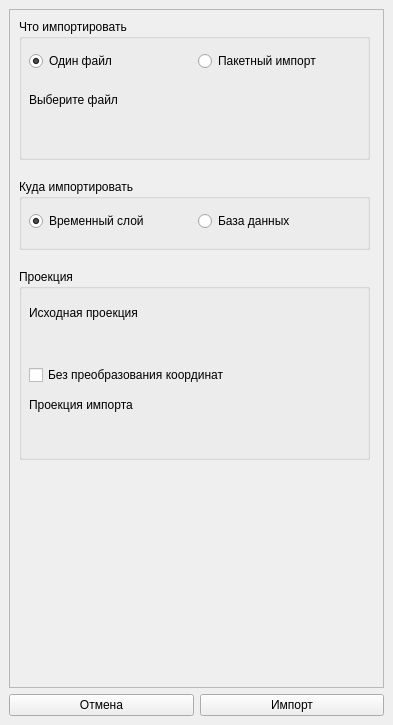
Old version of the form cadaster_import_dockwidget_base.ui in the repository yixellet/cadaster_import.
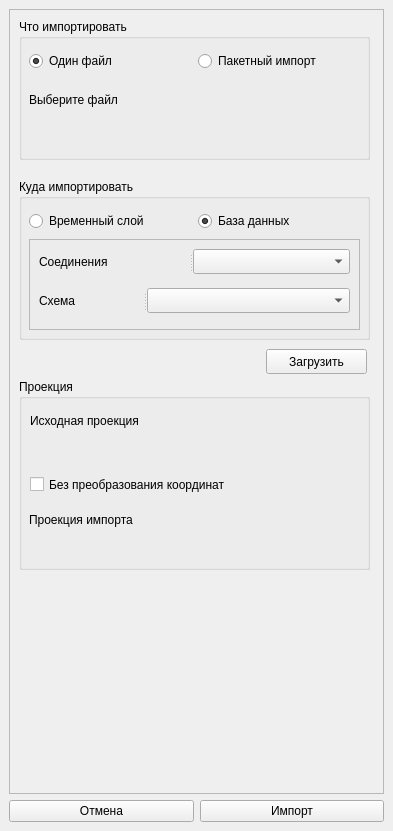
New version of the form. Custom widgets are drawn as their Qt base class.

What changed in the file:
```diff
--- a/cadaster_import_dockwidget_base.ui
+++ b/cadaster_import_dockwidget_base.ui
@@ -7,7 +7,7 @@
     <x>0</x>
     <y>0</y>
     <width>393</width>
-    <height>725</height>
+    <height>831</height>
    </rect>
   </property>
   <property name="windowTitle">
@@ -50,7 +50,7 @@
        <property name="geometry">
         <rect>
          <x>10</x>
-         <y>260</y>
+         <y>370</y>
          <width>351</width>
          <height>191</height>
         </rect>
@@ -58,53 +58,63 @@
        <property name="title">
         <string>Проекция</string>
        </property>
-       <widget class="QWidget" name="">
+       <widget class="QWidget" name="layoutWidget">
+        <property name="geometry">
+         <rect>
+          <x>11</x>
+          <y>31</y>
+          <width>331</width>
+          <height>50</height>
+         </rect>
+        </property>
+        <layout class="QVBoxLayout" name="sourceProjectionLayout">
+         <item>
+          <widget class="QLabel" name="sourceProjectionLabel">
+           <property name="text">
+            <string>Исходная проекция</string>
+           </property>
+          </widget>
+         </item>
+         <item>
+          <widget class="QgsProjectionSelectionWidget" name="mQgsProjectionSelectionWidget"/>
+         </item>
+        </layout>
+       </widget>
+       <widget class="QWidget" name="layoutWidget">
         <property name="geometry">
          <rect>
           <x>10</x>
-          <y>30</y>
+          <y>130</y>
           <width>331</width>
-          <height>151</height>
+          <height>50</height>
          </rect>
         </property>
-        <layout class="QVBoxLayout" name="commonProjectionLayout">
+        <layout class="QVBoxLayout" name="importProjectionLayout">
          <item>
-          <layout class="QVBoxLayout" name="sourceProjectionLayout">
-           <item>
-            <widget class="QLabel" name="sourceProjectionLabel">
-             <property name="text">
-              <string>Исходная проекция</string>
-             </property>
-            </widget>
-           </item>
-           <item>
-            <widget class="QgsProjectionSelectionWidget" name="mQgsProjectionSelectionWidget"/>
-           </item>
-          </layout>
-         </item>
-         <item>
-          <widget class="QCheckBox" name="withoutTransformCheck">
+          <widget class="QLabel" name="importProjectionLabel">
            <property name="text">
-            <string>Без преобразования координат</string>
+            <string>Проекция импорта</string>
            </property>
           </widget>
          </item>
          <item>
-          <layout class="QVBoxLayout" name="importProjectionLayout">
-           <item>
-            <widget class="QLabel" name="importProjectionLabel">
-             <property name="text">
-              <string>Проекция импорта</string>
-             </property>
-            </widget>
-           </item>
-           <item>
-            <widget class="QgsProjectionSelectionWidget" name="importProjectionSelectionWidget"/>
-           </item>
-          </layout>
+          <widget class="QgsProjectionSelectionWidget" name="importProjectionSelectionWidget"/>
          </item>
         </layout>
        </widget>
+       <widget class="QCheckBox" name="withoutTransformCheck">
+        <property name="geometry">
+         <rect>
+          <x>11</x>
+          <y>94</y>
+          <width>249</width>
+          <height>23</height>
+         </rect>
+        </property>
+        <property name="text">
+         <string>Без преобразования координат</string>
+        </property>
+       </widget>
       </widget>
       <widget class="QGroupBox" name="importToGroupBox">
        <property name="geometry">
@@ -112,7 +122,7 @@
          <x>10</x>
          <y>170</y>
          <width>351</width>
-         <height>71</height>
+         <height>161</height>
         </rect>
        </property>
        <property name="title">
@@ -124,7 +134,7 @@
        <property name="checkable">
         <bool>false</bool>
        </property>
-       <widget class="QWidget" name="">
+       <widget class="QWidget" name="layoutWidget">
         <property name="geometry">
          <rect>
           <x>10</x>
@@ -140,7 +150,7 @@
             <string>Временный слой</string>
            </property>
            <property name="checked">
-            <bool>true</bool>
+            <bool>false</bool>
            </property>
            <attribute name="buttonGroup">
             <string notr="true">importTargetGroup</string>
@@ -152,6 +162,9 @@
            <property name="text">
             <string>База данных</string>
            </property>
+           <property name="checked">
+            <bool>true</bool>
+           </property>
            <attribute name="buttonGroup">
             <string notr="true">importTargetGroup</string>
            </attribute>
@@ -159,6 +172,60 @@
          </item>
         </layout>
        </widget>
+       <widget class="QFrame" name="dbFrame">
+        <property name="geometry">
+         <rect>
+          <x>10</x>
+          <y>60</y>
+          <width>331</width>
+          <height>91</height>
+         </rect>
+        </property>
+        <property name="frameShape">
+         <enum>QFrame::StyledPanel</enum>
+        </property>
+        <property name="frameShadow">
+         <enum>QFrame::Raised</enum>
+        </property>
+        <widget class="QSplitter" name="splitter">
+         <property name="geometry">
+          <rect>
+           <x>10</x>
+           <y>10</y>
+           <width>311</width>
+           <height>25</height>
+          </rect>
+         </property>
+         <property name="orientation">
+          <enum>Qt::Horizontal</enum>
+         </property>
+         <widget class="QLabel" name="connectionsLabel">
+          <property name="text">
+           <string>Соединения</string>
+          </property>
+         </widget>
+         <widget class="QComboBox" name="connectionsComboBox"/>
+        </widget>
+        <widget class="QSplitter" name="splitter_2">
+         <property name="geometry">
+          <rect>
+           <x>10</x>
+           <y>49</y>
+           <width>311</width>
+           <height>25</height>
+          </rect>
+         </property>
+         <property name="orientation">
+          <enum>Qt::Horizontal</enum>
+         </property>
+         <widget class="QLabel" name="schemaLabel">
+          <property name="text">
+           <string>Схема</string>
+          </property>
+         </widget>
+         <widget class="QComboBox" name="schemaComboBox"/>
+        </widget>
+       </widget>
       </widget>
       <widget class="QGroupBox" name="groupBox">
        <property name="geometry">
@@ -230,6 +297,19 @@
         </layout>
        </widget>
       </widget>
+      <widget class="QPushButton" name="loadButton">
+       <property name="geometry">
+        <rect>
+         <x>257</x>
+         <y>340</y>
+         <width>101</width>
+         <height>25</height>
+        </rect>
+       </property>
+       <property name="text">
+        <string>Загрузить</string>
+       </property>
+      </widget>
      </widget>
     </item>
    </layout>
```
Left out of the diff: 69 changed lines with no effect on the pictures.
